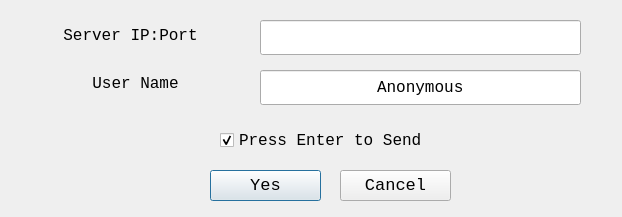
Above: client/ui/QtSocket_setting.ui from Leo-GAsss/Chatroom before the change. Below: the same form after it.
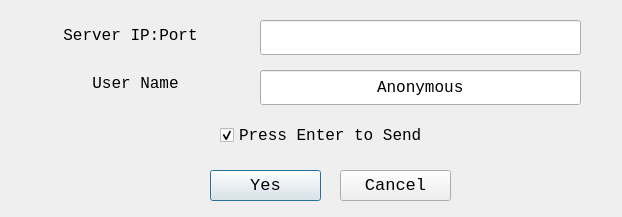
That is the form after the change.

What changed in the file:
```diff
--- a/client/ui/QtSocket_setting.ui
+++ b/client/ui/QtSocket_setting.ui
@@ -172,9 +172,9 @@
    <property name="geometry">
     <rect>
      <x>220</x>
-     <y>120</y>
-     <width>271</width>
-     <height>41</height>
+     <y>110</y>
+     <width>321</width>
+     <height>51</height>
     </rect>
    </property>
    <property name="font">
```
